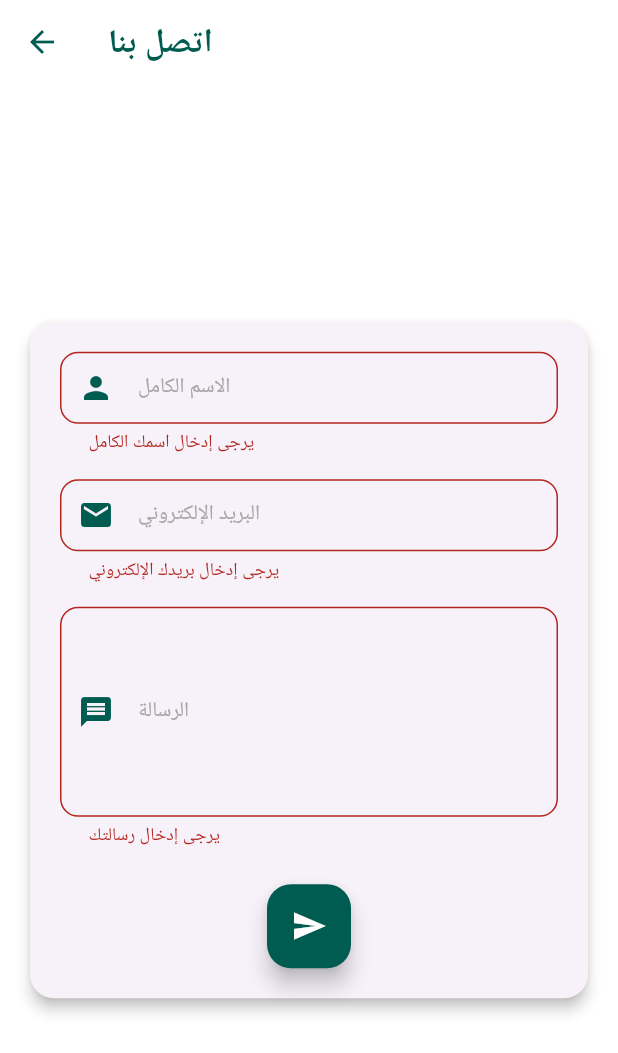
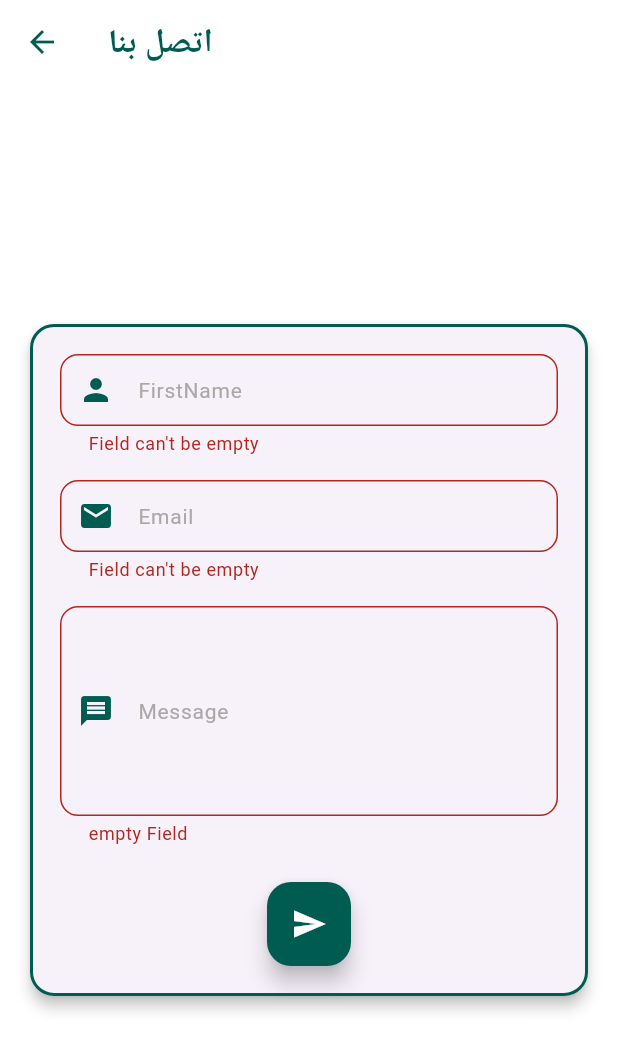
Before and after one commit to yyBasiony/Store_App, a Flutter app: the ContactUsScreen screen opened by its route, after a tap on the "send" icon, on a phone screen of 412 x 824 dp. Shown: the top 1053 px of the screen. Run offline on Flutter 3.47's test engine with Material 3 defaults, Android fonts, the light colour scheme and no system bars; our stand-ins replace cached_network_image, shared_preferences; accounts and stored records are empty.

Commit message:
update contact us

```diff
--- /dev/null
+++ b/lib/presentation/auth/contact_us/contact_us_screen.dart
@@ -0,0 +1,107 @@
+import 'package:flutter/material.dart';
+import '../base/validation.dart';
+
+class ContactUsScreen extends StatefulWidget {
+  const ContactUsScreen({super.key});
+
+  @override
+  State<ContactUsScreen> createState() => _ContactUsScreenState();
+}
+
+class _ContactUsScreenState extends State<ContactUsScreen> {
+  final _formKey = GlobalKey<FormState>();
+  final TextEditingController _nameController = TextEditingController();
+  final TextEditingController _emailController = TextEditingController();
+  final TextEditingController _messageController = TextEditingController();
+
+  void _submitForm() {
+    if (_formKey.currentState!.validate()) {
+      ScaffoldMessenger.of(context).showSnackBar(
+        const SnackBar(content: Text('تم إرسال رسالتك بنجاح!')),
+      );
+
+      _nameController.clear();
+      _emailController.clear();
+      _messageController.clear();
+    }
+  }
+
+  Widget _buildTextField({
+    required String label,
+    required TextEditingController controller,
+    required IconData icon,
+    int maxLines = 1,
+  }) {
+    return TextFormField(
+      controller: controller,
+      decoration: InputDecoration(
+        labelText: label,
+        prefixIcon: Icon(icon, color: const Color(0xff005B50)),
+        border: const OutlineInputBorder(borderRadius: BorderRadius.all(Radius.circular(12))),
+      ),
+      maxLines: maxLines,
+      validator: (value) {
+        if (label == "Message") {
+          return (value == null || value.isEmpty) ? "empty Field" : null;
+        }
+        return Validation.fromLabel(label).validateAll(value);
+      },
+    );
+  }
+
+  @override
+  Widget build(BuildContext context) {
+    return Scaffold(
+      appBar: AppBar(title: const Text("اتصل بنا")),
+      body: Padding(
+        padding: const EdgeInsets.all(16),
+        child: Center(
+          child: Card(
+            elevation: 4,
+            shape: const RoundedRectangleBorder(
+              borderRadius: BorderRadius.all(Radius.circular(16)),
+              side: BorderSide(color: Color(0xff005B50), width: 2),
+            ),
+            child: Padding(
+              padding: const EdgeInsets.all(20),
+              child: Form(
+                key: _formKey,
+                child: SingleChildScrollView(
+                  child: Column(
+                    mainAxisSize: MainAxisSize.min,
+                    children: [
+                      _buildTextField(
+                        label: "FirstName",
+                        controller: _nameController,
+                        icon: Icons.person,
+                      ),
+                      const SizedBox(height: 16),
+                      _buildTextField(
+                        label: "Email",
+                        controller: _emailController,
+                        icon: Icons.email,
+                      ),
+                      const SizedBox(height: 16),
+                      _buildTextField(
+                        label: "Message",
+                        controller: _messageController,
+                        icon: Icons.message,
+                        maxLines: 5,
+                      ),
+                      const SizedBox(height: 24),
+                      FloatingActionButton(
+                        onPressed: _submitForm,
+                        backgroundColor: const Color(0xff005B50),
+                        child: const Icon(Icons.send, color: Colors.white),
+                      ),
+                    ],
+                  ),
+                ),
+              ),
+            ),
+          ),
+        ),
+      ),
+    );
+  }
+}
--- a/lib/views/logout_page.dart
+++ b/lib/presentation/auth/logout/logout_page.dart
@@ -1,5 +1,6 @@
 import 'package:flutter/material.dart';
-import '../services/auth_services.dart';
+import '../../../services/auth_services.dart';
+import '../../resources/app_assets.dart';
 
 class LogoutPage extends StatefulWidget {
   const LogoutPage({super.key});
@@ -18,7 +19,7 @@ class _LogoutPageState extends State<LogoutPage> {
   Future<void> _loadUserEmail() async {
     final userEmail = await _authService.getUserEmail();
     setState(() {
-      email = userEmail ?? "user@example.com";
+      email = userEmail ?? "yasmine@gmail.com";
     });
   }
 
@@ -33,7 +34,7 @@ class _LogoutPageState extends State<LogoutPage> {
             const CircleAvatar(
               radius: 75,
               backgroundColor: Color(0xff005B50),
-              child: CircleAvatar(radius: 70, backgroundImage: AssetImage("assets/profile.jpg")),
+              child: CircleAvatar(radius: 70, backgroundImage: AssetImage(AppAssets.profile)),
             ),
             const SizedBox(height: 20),
             Text(email, style: const TextStyle(fontSize: 14, color: Colors.grey)),
--- a/lib/views/cart_screen.dart
+++ b/lib/presentation/main/cart/cart_screen.dart
@@ -1,8 +1,8 @@
 import 'package:flutter/material.dart';
 import 'package:store_app_api/services/cart_services.dart';
-import '../models/cart_item_model.dart';
-import '../widgets/cart_item_tile.dart';
-import '../widgets/cart_total.dart';
+import '../../../models/cart_item_model.dart';
+import '../../../widgets/cart_item_tile.dart';
+import '../../../widgets/cart_total.dart';
 
 class CartPage extends StatefulWidget {
   const CartPage({super.key});
--- a/lib/presentation/main/main_view.dart
+++ b/lib/presentation/main/main_view.dart
@@ -1,6 +1,6 @@
 import 'package:flutter/material.dart';
 
-import '../../views/cart_screen.dart';
+import 'cart/cart_screen.dart';
 import 'category/category_page.dart';
 import 'widgets/custom_bottom_nav_bar.dart';
 import 'widgets/custom_drawer.dart';
--- a/lib/views/orders_screen.dart
+++ b/lib/presentation/main/orders/orders_screen.dart
@@ -1,8 +1,8 @@
 import 'package:flutter/material.dart';
 
-import '../models/orders_model.dart';
-import '../services/order_services.dart';
-import '../widgets/order_list.dart';
+import '../../../models/orders_model.dart';
+import '../../../services/order_services.dart';
+import '../../../widgets/order_list.dart';
 
 class OrdersScreen extends StatefulWidget {
   const OrdersScreen({super.key});
--- a/lib/presentation/resources/app_routes.dart
+++ b/lib/presentation/resources/app_routes.dart
@@ -1,8 +1,8 @@
 import 'package:flutter/material.dart';
 
-import '../../views/contact_us_screen.dart';
-import '../../views/logout_page.dart';
-import '../../views/orders_screen.dart';
+import '../auth/contact_us/contact_us_screen.dart';
+import '../auth/logout/logout_page.dart';
+import '../main/orders/orders_screen.dart';
 import '../auth/profile/profile_page.dart';
 import '../auth/login/login_screen.dart';
 import '../auth/register/register_screen.dart';
--- a/lib/views/contact_us_screen.dart
+++ /dev/null
@@ -1,108 +0,0 @@
-import 'package:flutter/material.dart';
-
-class ContactUsScreen extends StatefulWidget {
-  const ContactUsScreen({super.key});
-
-  @override
-  State<ContactUsScreen> createState() => _ContactUsScreenState();
-}
-
-class _ContactUsScreenState extends State<ContactUsScreen> {
-  final _formKey = GlobalKey<FormState>();
-  final TextEditingController _nameController = TextEditingController();
-  final TextEditingController _emailController = TextEditingController();
-  final TextEditingController _messageController = TextEditingController();
-
-  void _submitForm() {
-    if (_formKey.currentState!.validate()) {
-      ScaffoldMessenger.of(context).showSnackBar(const SnackBar(content: Text('تم إرسال رسالتك بنجاح!')));
-
-      _nameController.clear();
-      _emailController.clear();
-      _messageController.clear();
-    }
-  }
-
-  @override
-  Widget build(BuildContext context) {
-    return Scaffold(
-      appBar: AppBar(title: const Text("اتصل بنا")),
-      body: Padding(
-        padding: const EdgeInsets.all(16),
-        child: Center(
-          child: Card(
-            elevation: 4,
-            shape: const RoundedRectangleBorder(borderRadius: BorderRadius.all(Radius.circular(16))),
-            child: Padding(
-              padding: const EdgeInsets.all(20),
-              child: Form(
-                key: _formKey,
-                child: SingleChildScrollView(
-                  child: Column(
-                    mainAxisSize: MainAxisSize.min,
-                    children: [
-                      TextFormField(
-                        controller: _nameController,
-                        decoration: const InputDecoration(
-                          labelText: 'الاسم الكامل',
-                          prefixIcon: Icon(Icons.person, color: Color(0xff005B50)),
-                          border: OutlineInputBorder(borderRadius: BorderRadius.all(Radius.circular(12))),
-                        ),
-                        validator: (value) {
-                          if (value == null || value.isEmpty) {
-                            return 'يرجى إدخال اسمك الكامل';
-                          }
-                          return null;
-                        },
-                      ),
-                      const SizedBox(height: 16),
-                      TextFormField(
-                        controller: _emailController,
-                        decoration: const InputDecoration(
-                          labelText: 'البريد الإلكتروني',
-                          prefixIcon: Icon(Icons.email, color: Color(0xff005B50)),
-                          border: OutlineInputBorder(borderRadius: BorderRadius.all(Radius.circular(12))),
-                        ),
-                        keyboardType: TextInputType.emailAddress,
-                        validator: (value) {
-                          if (value == null || value.isEmpty) {
-                            return 'يرجى إدخال بريدك الإلكتروني';
-                          } else if (!RegExp(r"^[a-zA-Z0-9._%+-]+@[a-zA-Z0-9.-]+\.[a-zA-Z]{2,4}").hasMatch(value)) {
-                            return 'يرجى إدخال بريد إلكتروني صالح';
-                          }
-                          return null;
-                        },
-                      ),
-                      const SizedBox(height: 16),
-                      TextFormField(
-                        controller: _messageController,
-                        decoration: const InputDecoration(
-                          labelText: 'الرسالة',
-                          prefixIcon: Icon(Icons.message, color: Color(0xff005B50)),
-                          border: OutlineInputBorder(borderRadius: BorderRadius.all(Radius.circular(12))),
-                        ),
-                        maxLines: 5,
-                        validator: (value) {
-                          if (value == null || value.isEmpty) {
-                            return 'يرجى إدخال رسالتك';
-                          }
-                          return null;
-                        },
-                      ),
-                      const SizedBox(height: 24),
-                      FloatingActionButton(
-                        onPressed: _submitForm,
-                        backgroundColor: const Color(0xff005B50),
-                        child: const Icon(Icons.send, color: Colors.white),
-                      ),
-                    ],
-                  ),
-                ),
-              ),
-            ),
-          ),
-        ),
-      ),
-    );
-  }
-}
```
Also changed, not shown: lib/views/welcome_screen.dart (deleted, +0 -85 lines).
